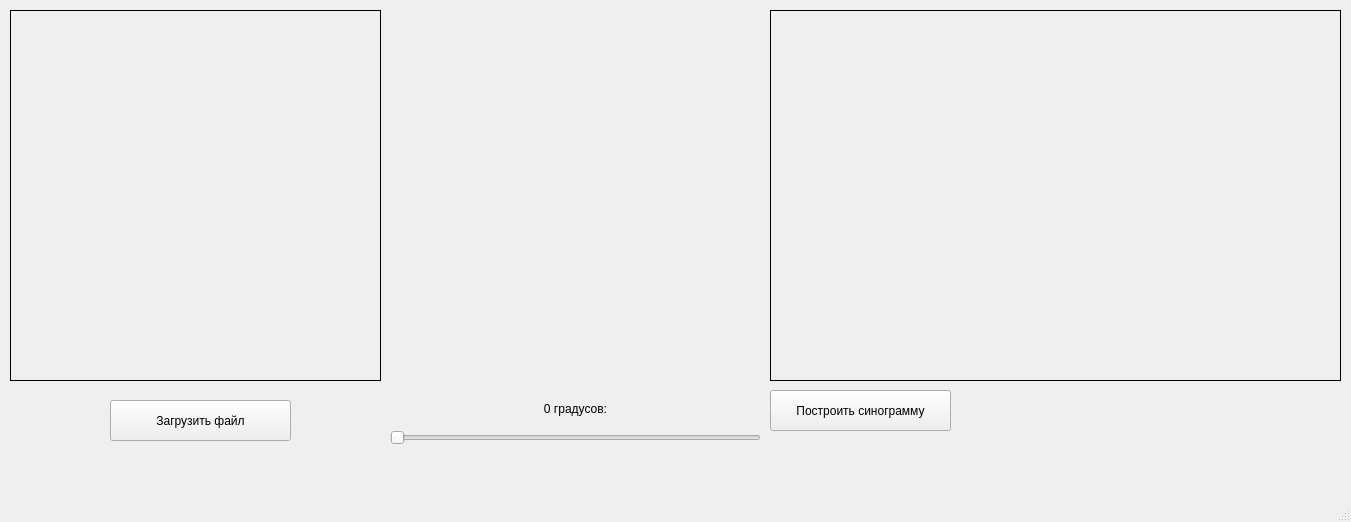
Above: tomography/tomography/mainwindow.ui from tulen-pod-soysom/spatial_analysis before the change. Below: the same form after it.
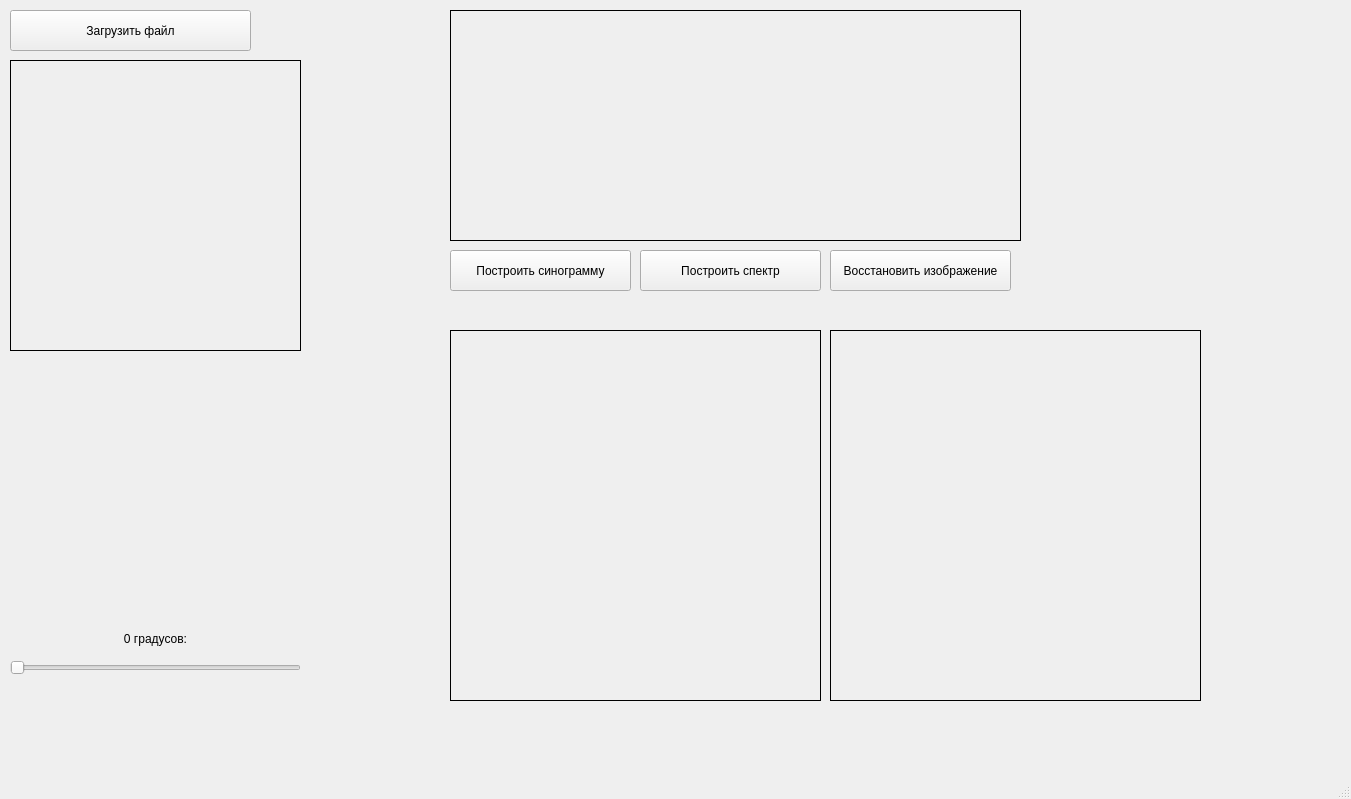
That is the form after the change. Custom widgets are drawn as their Qt base class.

```diff
--- a/tomography/tomography/mainwindow.ui
+++ b/tomography/tomography/mainwindow.ui
@@ -7,7 +7,7 @@
     <x>0</x>
     <y>0</y>
     <width>1351</width>
-    <height>522</height>
+    <height>799</height>
    </rect>
   </property>
   <property name="windowTitle">
@@ -17,9 +17,9 @@
    <widget class="QPushButton" name="pushButton">
     <property name="geometry">
      <rect>
-      <x>110</x>
-      <y>400</y>
-      <width>181</width>
+      <x>10</x>
+      <y>10</y>
+      <width>241</width>
       <height>41</height>
      </rect>
     </property>
@@ -31,9 +31,9 @@
     <property name="geometry">
      <rect>
       <x>10</x>
-      <y>10</y>
-      <width>371</width>
-      <height>371</height>
+      <y>60</y>
+      <width>291</width>
+      <height>291</height>
      </rect>
     </property>
     <property name="autoFillBackground">
@@ -55,19 +55,19 @@
    <widget class="QCustomPlot" name="widget" native="true">
     <property name="geometry">
      <rect>
-      <x>390</x>
-      <y>10</y>
-      <width>371</width>
-      <height>371</height>
+      <x>10</x>
+      <y>360</y>
+      <width>291</width>
+      <height>261</height>
      </rect>
     </property>
    </widget>
    <widget class="QSlider" name="horizontalSlider">
     <property name="geometry">
      <rect>
-      <x>390</x>
-      <y>430</y>
-      <width>371</width>
+      <x>10</x>
+      <y>660</y>
+      <width>291</width>
       <height>16</height>
      </rect>
     </property>
@@ -81,9 +81,9 @@
    <widget class="QLabel" name="label">
     <property name="geometry">
      <rect>
-      <x>390</x>
-      <y>400</y>
-      <width>371</width>
+      <x>10</x>
+      <y>630</y>
+      <width>291</width>
       <height>18</height>
      </rect>
     </property>
@@ -97,8 +97,8 @@
    <widget class="QPushButton" name="pushButton_2">
     <property name="geometry">
      <rect>
-      <x>770</x>
-      <y>390</y>
+      <x>450</x>
+      <y>250</y>
       <width>181</width>
       <height>41</height>
      </rect>
@@ -110,9 +110,41 @@
    <widget class="QLabel" name="label_2">
     <property name="geometry">
      <rect>
-      <x>770</x>
+      <x>450</x>
       <y>10</y>
       <width>571</width>
+      <height>231</height>
+     </rect>
+    </property>
+    <property name="frameShape">
+     <enum>QFrame::Shape::Box</enum>
+    </property>
+    <property name="text">
+     <string/>
+    </property>
+    <property name="scaledContents">
+     <bool>true</bool>
+    </property>
+   </widget>
+   <widget class="QPushButton" name="pushButton_3">
+    <property name="geometry">
+     <rect>
+      <x>640</x>
+      <y>250</y>
+      <width>181</width>
+      <height>41</height>
+     </rect>
+    </property>
+    <property name="text">
+     <string>Построить спектр</string>
+    </property>
+   </widget>
+   <widget class="QLabel" name="label_3">
+    <property name="geometry">
+     <rect>
+      <x>450</x>
+      <y>330</y>
+      <width>371</width>
       <height>371</height>
      </rect>
     </property>
@@ -126,6 +158,38 @@
      <bool>true</bool>
     </property>
    </widget>
+   <widget class="QLabel" name="label_4">
+    <property name="geometry">
+     <rect>
+      <x>830</x>
+      <y>330</y>
+      <width>371</width>
+      <height>371</height>
+     </rect>
+    </property>
+    <property name="frameShape">
+     <enum>QFrame::Shape::Box</enum>
+    </property>
+    <property name="text">
+     <string/>
+    </property>
+    <property name="scaledContents">
+     <bool>true</bool>
+    </property>
+   </widget>
+   <widget class="QPushButton" name="pushButton_4">
+    <property name="geometry">
+     <rect>
+      <x>830</x>
+      <y>250</y>
+      <width>181</width>
+      <height>41</height>
+     </rect>
+    </property>
+    <property name="text">
+     <string>Восстановить изображение</string>
+    </property>
+   </widget>
   </widget>
   <widget class="QMenuBar" name="menubar">
    <property name="geometry">
```
